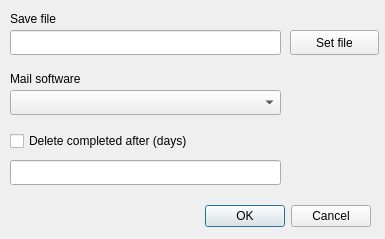
menzzana/ZDoList, file preferencesdialog.ui: the form before one commit.
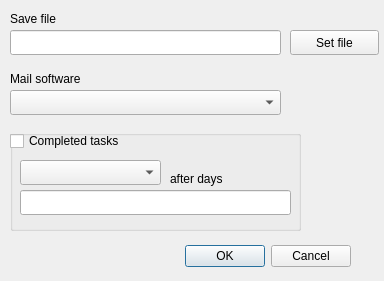
The form after the commit.

Commit message: archiving old task

Diff of the .ui file:
```diff
--- a/preferencesdialog.ui
+++ b/preferencesdialog.ui
@@ -6,8 +6,8 @@
    <rect>
     <x>0</x>
     <y>0</y>
-    <width>385</width>
-    <height>239</height>
+    <width>384</width>
+    <height>281</height>
    </rect>
   </property>
   <property name="windowTitle">
@@ -16,8 +16,8 @@
   <widget class="QDialogButtonBox" name="buttonBox">
    <property name="geometry">
     <rect>
-     <x>30</x>
-     <y>200</y>
+     <x>10</x>
+     <y>240</y>
      <width>341</width>
      <height>32</height>
     </rect>
@@ -88,18 +88,60 @@
     </rect>
    </property>
   </widget>
+  <widget class="QGroupBox" name="groupBox">
+   <property name="enabled">
+    <bool>true</bool>
+   </property>
+   <property name="geometry">
+    <rect>
+     <x>10</x>
+     <y>130</y>
+     <width>291</width>
+     <height>101</height>
+    </rect>
+   </property>
+   <property name="title">
+    <string/>
+   </property>
   <widget class="QLineEdit" name="lineEdit_2">
    <property name="geometry">
     <rect>
      <x>10</x>
-     <y>160</y>
+      <y>60</y>
      <width>271</width>
      <height>25</height>
     </rect>
    </property>
    <property name="readOnly">
-    <bool>true</bool>
-   </property>
+     <bool>false</bool>
+    </property>
+   </widget>
+   <widget class="QComboBox" name="comboBox_2">
+    <property name="geometry">
+     <rect>
+      <x>10</x>
+      <y>30</y>
+      <width>141</width>
+      <height>25</height>
+     </rect>
+    </property>
+    <property name="currentText">
+     <string/>
+    </property>
+   </widget>
+   <widget class="QLabel" name="label_3">
+    <property name="geometry">
+     <rect>
+      <x>160</x>
+      <y>40</y>
+      <width>81</width>
+      <height>17</height>
+     </rect>
+    </property>
+    <property name="text">
+     <string>after days</string>
+    </property>
+   </widget>
   </widget>
   <widget class="QCheckBox" name="checkBox">
    <property name="geometry">
@@ -111,7 +153,7 @@
     </rect>
    </property>
    <property name="text">
-    <string>Delete completed after (days)</string>
+    <string>Completed tasks</string>
    </property>
   </widget>
  </widget>
```
Lines whose indentation alone changed are shown as unchanged. The commit also changes 6 other files.
